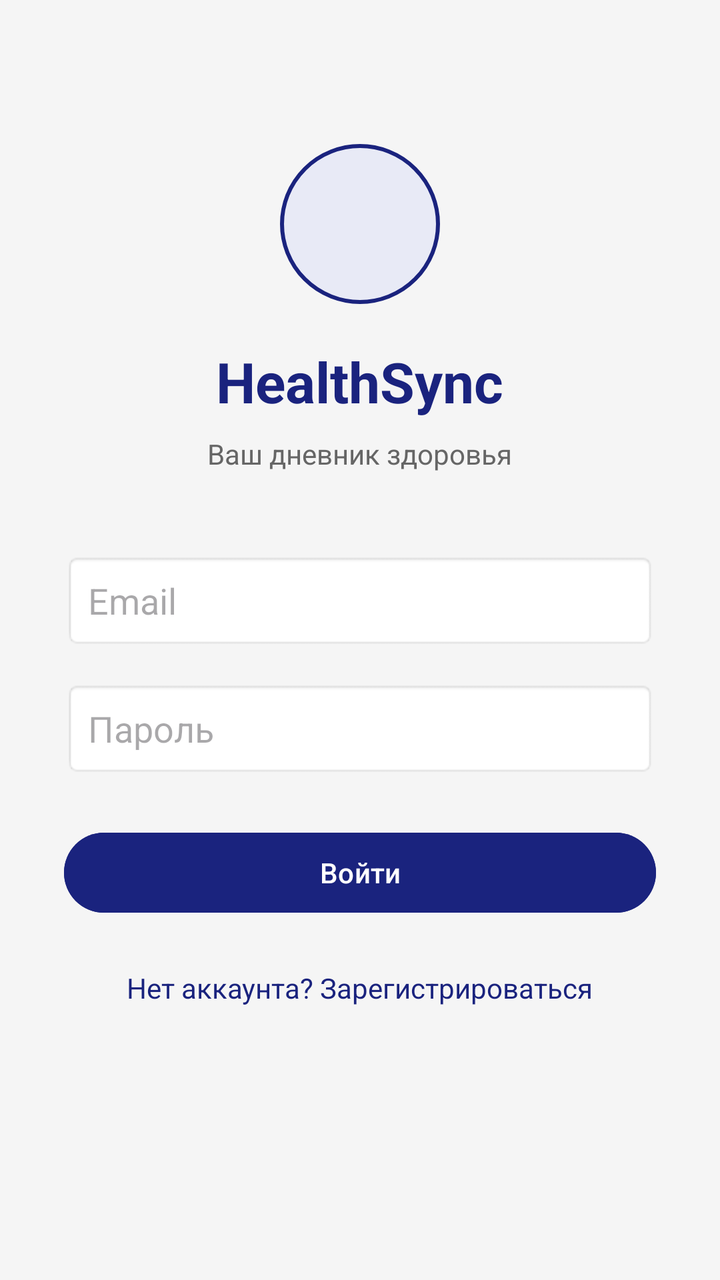
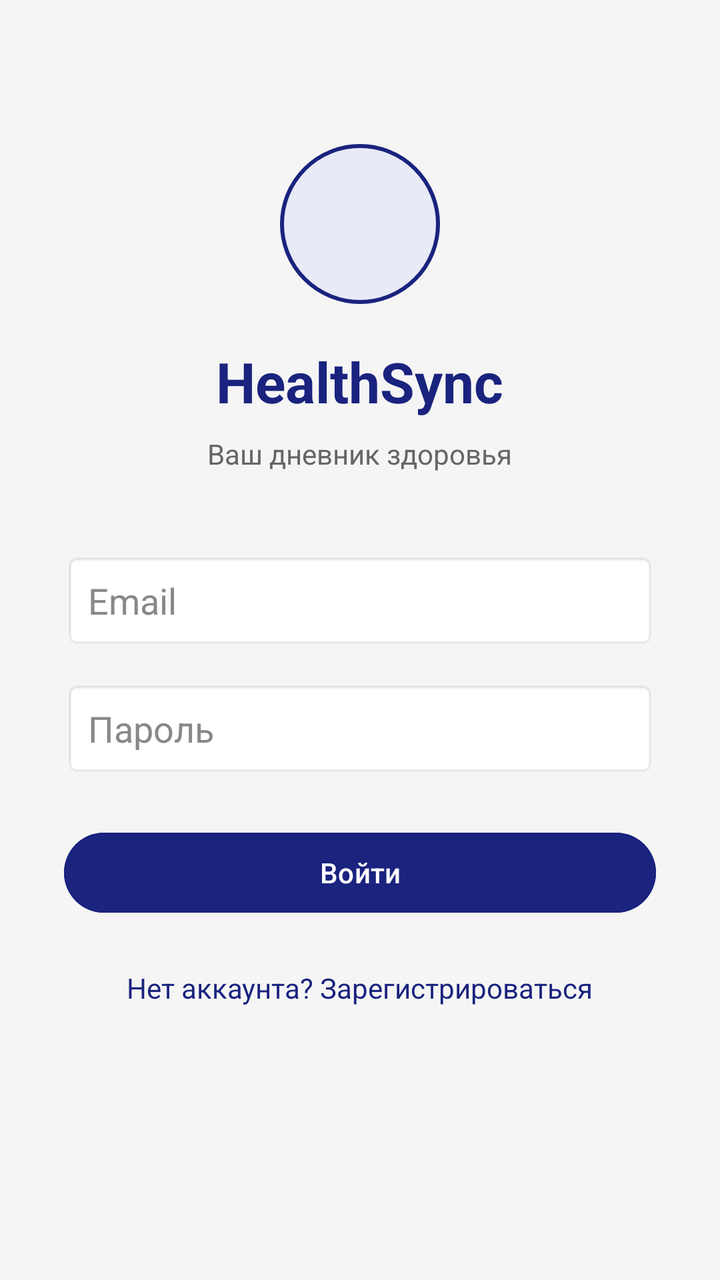

Two renders of the same Android screen: before a commit and after it. Below are the layout's source before the change and the commit's diff.
<!-- AndroidManifest.xml: application theme Theme.HealthSync -->
<!-- res/layout/activity_login.xml -->
<?xml version="1.0" encoding="utf-8"?>

<ScrollView xmlns:android="http://schemas.android.com/apk/res/android"
    android:layout_width="match_parent"
    android:layout_height="match_parent"
    android:background="#F5F5F5">

    <LinearLayout
        android:layout_width="match_parent"
        android:layout_height="wrap_content"
        android:orientation="vertical"
        android:padding="32dp"
        android:gravity="center_horizontal">

        
        <View
            android:layout_width="80dp"
            android:layout_height="80dp"
            android:layout_marginTop="40dp"
            android:layout_marginBottom="20dp"
            android:background="@drawable/circle_avatar" />

        <TextView
            android:layout_width="wrap_content"
            android:layout_height="wrap_content"
            android:text="HealthSync"
            android:textSize="28sp"
            android:textStyle="bold"
            android:textColor="#1A237E"
            android:layout_marginBottom="8dp" />

        <TextView
            android:layout_width="wrap_content"
            android:layout_height="wrap_content"
            android:text="Ваш дневник здоровья"
            android:textSize="14sp"
            android:textColor="#666666"
            android:layout_marginBottom="40dp" />

        
        <EditText
            android:id="@+id/loginEmailInput"
            android:layout_width="match_parent"
            android:layout_height="48dp"
            android:hint="Email"
            android:inputType="textEmailAddress"
            android:padding="12dp"
            android:background="@android:drawable/editbox_background"
            android:layout_marginBottom="16dp" />

        
        <EditText
            android:id="@+id/loginPasswordInput"
            android:layout_width="match_parent"
            android:layout_height="48dp"
            android:hint="Пароль"
            android:inputType="textPassword"
            android:padding="12dp"
            android:background="@android:drawable/editbox_background"
            android:layout_marginBottom="24dp" />

        <Button
            android:id="@+id/loginButton"
            android:layout_width="match_parent"
            android:layout_height="48dp"
            android:text="Войти"
            android:backgroundTint="#1A237E"
            android:textColor="@android:color/white"
            android:layout_marginBottom="16dp" />

        <TextView
            android:id="@+id/registerLink"
            android:layout_width="wrap_content"
            android:layout_height="wrap_content"
            android:text="Нет аккаунта? Зарегистрироваться"
            android:textColor="#1A237E"
            android:textSize="14sp"
            android:padding="8dp" />

    </LinearLayout>
</ScrollView>
<!-- resources referenced by this layout -->
<resources>
  <!-- drawable circle_avatar (drawable) -->
  <?xml version="1.0" encoding="utf-8"?>
  
  <shape xmlns:android="http://schemas.android.com/apk/res/android"
      android:shape="oval">
      <solid android:color="#E8EAF6" />
      <stroke
          android:width="2dp"
          android:color="#1A237E" />
      <size
          android:width="100dp"
          android:height="100dp" />
  </shape>
  <style name="Theme.HealthSync" parent="Base.Theme.HealthSync" />
  <style name="Base.Theme.HealthSync" parent="Theme.Material3.DayNight.NoActionBar">
          
          
      </style>
</resources>

<!-- the commit's change to res/layout/activity_login.xml (unified diff, before → after) -->
@@ -43,6 +43,8 @@
             android:layout_width="match_parent"
             android:layout_height="48dp"
             android:hint="Email"
+            android:textColor="#000000"
+            android:textColorHint="#888888"
             android:inputType="textEmailAddress"
             android:padding="12dp"
             android:background="@android:drawable/editbox_background"
@@ -54,6 +56,8 @@
             android:layout_width="match_parent"
             android:layout_height="48dp"
             android:hint="Пароль"
+            android:textColor="#000000"
+            android:textColorHint="#888888"
             android:inputType="textPassword"
             android:padding="12dp"
             android:background="@android:drawable/editbox_background"
